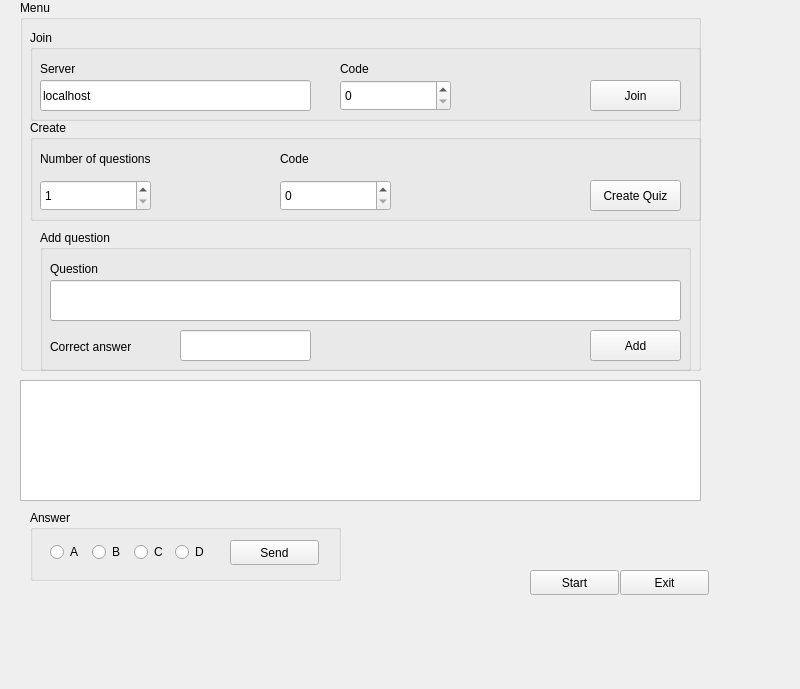
Before: the Qt Designer form kahoot/client.ui in filip20121/SK2_kahoot, drawn with Qt 5.
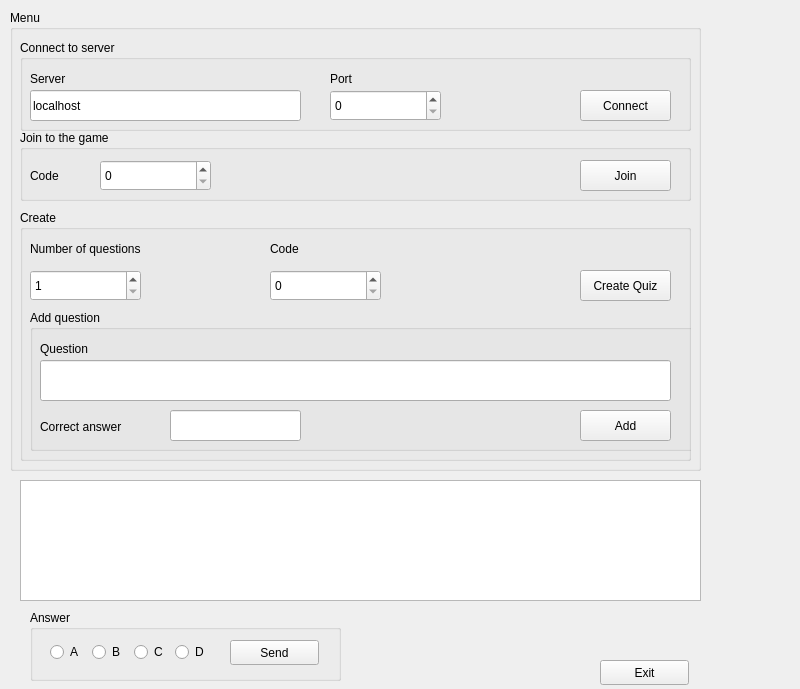
After: the same form once the commit is applied.

```diff
--- a/kahoot/client.ui
+++ b/kahoot/client.ui
@@ -17,7 +17,7 @@
    <property name="geometry">
     <rect>
      <x>20</x>
-     <y>380</y>
+     <y>480</y>
      <width>681</width>
      <height>121</height>
     </rect>
@@ -27,7 +27,7 @@
    <property name="geometry">
     <rect>
      <x>30</x>
-     <y>510</y>
+     <y>610</y>
      <width>311</width>
      <height>71</height>
     </rect>
@@ -48,7 +48,7 @@
      <string>Send</string>
     </property>
    </widget>
-   <widget class="QWidget" name="">
+   <widget class="QWidget" name="layoutWidget">
     <property name="geometry">
      <rect>
       <x>20</x>
@@ -92,10 +92,10 @@
   <widget class="QGroupBox" name="connectMenu">
    <property name="geometry">
     <rect>
-     <x>20</x>
-     <y>0</y>
-     <width>681</width>
-     <height>371</height>
+     <x>10</x>
+     <y>10</y>
+     <width>691</width>
+     <height>461</height>
     </rect>
    </property>
    <property name="title">
@@ -105,9 +105,9 @@
     <property name="geometry">
      <rect>
       <x>10</x>
-      <y>120</y>
+      <y>200</y>
       <width>671</width>
-      <height>101</height>
+      <height>251</height>
      </rect>
     </property>
     <property name="title">
@@ -205,6 +205,84 @@
       <string>Number of questions</string>
      </property>
     </widget>
+    <widget class="QGroupBox" name="connectQuestion">
+     <property name="geometry">
+      <rect>
+       <x>10</x>
+       <y>100</y>
+       <width>671</width>
+       <height>141</height>
+      </rect>
+     </property>
+     <property name="title">
+      <string>Add question</string>
+     </property>
+     <widget class="QPushButton" name="add">
+      <property name="geometry">
+       <rect>
+        <x>550</x>
+        <y>100</y>
+        <width>91</width>
+        <height>31</height>
+       </rect>
+      </property>
+      <property name="text">
+       <string>Add</string>
+      </property>
+     </widget>
+     <widget class="QLineEdit" name="question">
+      <property name="geometry">
+       <rect>
+        <x>10</x>
+        <y>50</y>
+        <width>631</width>
+        <height>41</height>
+       </rect>
+      </property>
+      <property name="text">
+       <string/>
+      </property>
+     </widget>
+     <widget class="QLineEdit" name="correct">
+      <property name="geometry">
+       <rect>
+        <x>140</x>
+        <y>100</y>
+        <width>131</width>
+        <height>31</height>
+       </rect>
+      </property>
+      <property name="text">
+       <string/>
+      </property>
+     </widget>
+     <widget class="QLabel" name="label_7">
+      <property name="geometry">
+       <rect>
+        <x>10</x>
+        <y>106</y>
+        <width>121</width>
+        <height>21</height>
+       </rect>
+      </property>
+      <property name="text">
+       <string>Correct answer</string>
+      </property>
+     </widget>
+     <widget class="QLabel" name="label_8">
+      <property name="geometry">
+       <rect>
+        <x>10</x>
+        <y>30</y>
+        <width>71</width>
+        <height>17</height>
+       </rect>
+      </property>
+      <property name="text">
+       <string>Question</string>
+      </property>
+     </widget>
+    </widget>
    </widget>
    <widget class="QGroupBox" name="connectJoin">
     <property name="geometry">
@@ -216,7 +294,7 @@
      </rect>
     </property>
     <property name="title">
-     <string>Join</string>
+     <string>Connect to server</string>
     </property>
     <widget class="QPushButton" name="accept">
      <property name="geometry">
@@ -228,7 +306,7 @@
       </rect>
      </property>
      <property name="text">
-      <string>Join</string>
+      <string>Connect</string>
      </property>
     </widget>
     <widget class="QLineEdit" name="server">
@@ -267,7 +345,7 @@
       </rect>
      </property>
      <property name="text">
-      <string>Code</string>
+      <string>Port</string>
      </property>
     </widget>
     <widget class="QSpinBox" name="code_join">
@@ -296,103 +374,76 @@
      </property>
     </widget>
    </widget>
-   <widget class="QGroupBox" name="connectQuestion">
+   <widget class="QGroupBox" name="join_game">
     <property name="geometry">
      <rect>
-      <x>20</x>
-      <y>230</y>
-      <width>651</width>
-      <height>141</height>
+      <x>10</x>
+      <y>120</y>
+      <width>671</width>
+      <height>71</height>
      </rect>
     </property>
     <property name="title">
-     <string>Add question</string>
+     <string>Join to the game</string>
     </property>
-    <widget class="QPushButton" name="add">
+    <widget class="QPushButton" name="joinButton">
      <property name="geometry">
       <rect>
-       <x>550</x>
-       <y>100</y>
+       <x>560</x>
+       <y>30</y>
        <width>91</width>
        <height>31</height>
       </rect>
      </property>
      <property name="text">
-      <string>Add</string>
+      <string>Join</string>
      </property>
     </widget>
-    <widget class="QLineEdit" name="question">
-     <property name="geometry">
-      <rect>
-       <x>10</x>
-       <y>50</y>
-       <width>631</width>
-       <height>41</height>
-      </rect>
-     </property>
-     <property name="text">
-      <string/>
-     </property>
-    </widget>
-    <widget class="QLineEdit" name="correct">
-     <property name="geometry">
-      <rect>
-       <x>140</x>
-       <y>100</y>
-       <width>131</width>
-       <height>31</height>
-      </rect>
-     </property>
-     <property name="text">
-      <string/>
-     </property>
-    </widget>
-    <widget class="QLabel" name="label_7">
-     <property name="geometry">
-      <rect>
-       <x>10</x>
-       <y>106</y>
-       <width>121</width>
-       <height>21</height>
-      </rect>
-     </property>
-     <property name="text">
-      <string>Correct answer</string>
-     </property>
-    </widget>
-    <widget class="QLabel" name="label_8">
+    <widget class="QLabel" name="label_9">
      <property name="geometry">
       <rect>
        <x>10</x>
        <y>30</y>
        <width>71</width>
-       <height>17</height>
+       <height>31</height>
       </rect>
      </property>
      <property name="text">
-      <string>Question</string>
+      <string>Code</string>
+     </property>
+    </widget>
+    <widget class="QSpinBox" name="join_code">
+     <property name="geometry">
+      <rect>
+       <x>80</x>
+       <y>30</y>
+       <width>111</width>
+       <height>31</height>
+      </rect>
+     </property>
+     <property name="minimumSize">
+      <size>
+       <width>111</width>
+       <height>31</height>
+      </size>
+     </property>
+     <property name="toolTip">
+      <string>&lt;html&gt;&lt;head/&gt;&lt;body&gt;&lt;p&gt;&lt;br/&gt;&lt;/p&gt;&lt;/body&gt;&lt;/html&gt;</string>
+     </property>
+     <property name="minimum">
+      <number>0</number>
+     </property>
+     <property name="maximum">
+      <number>9999</number>
      </property>
     </widget>
    </widget>
   </widget>
-  <widget class="QPushButton" name="startButton">
-   <property name="geometry">
-    <rect>
-     <x>530</x>
-     <y>570</y>
-     <width>89</width>
-     <height>25</height>
-    </rect>
-   </property>
-   <property name="text">
-    <string>Start</string>
-   </property>
-  </widget>
   <widget class="QPushButton" name="exitButton">
    <property name="geometry">
     <rect>
-     <x>620</x>
-     <y>570</y>
+     <x>600</x>
+     <y>660</y>
      <width>89</width>
      <height>25</height>
     </rect>
```
Left out of the diff: 8 changed lines with no effect on the pictures.
